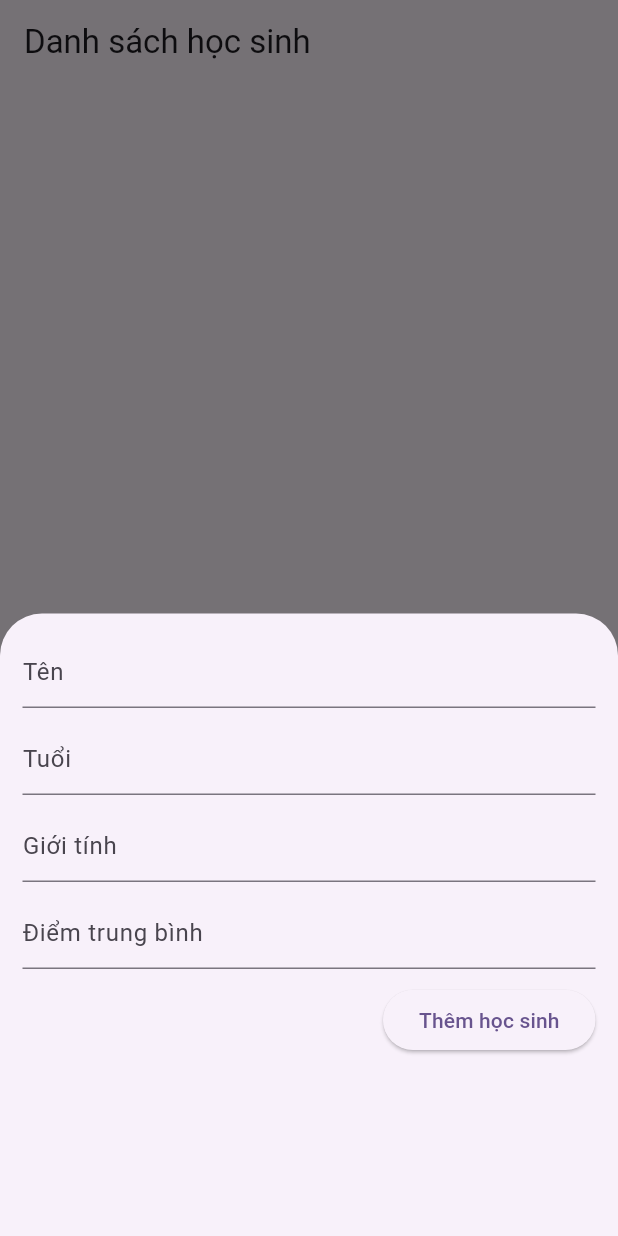
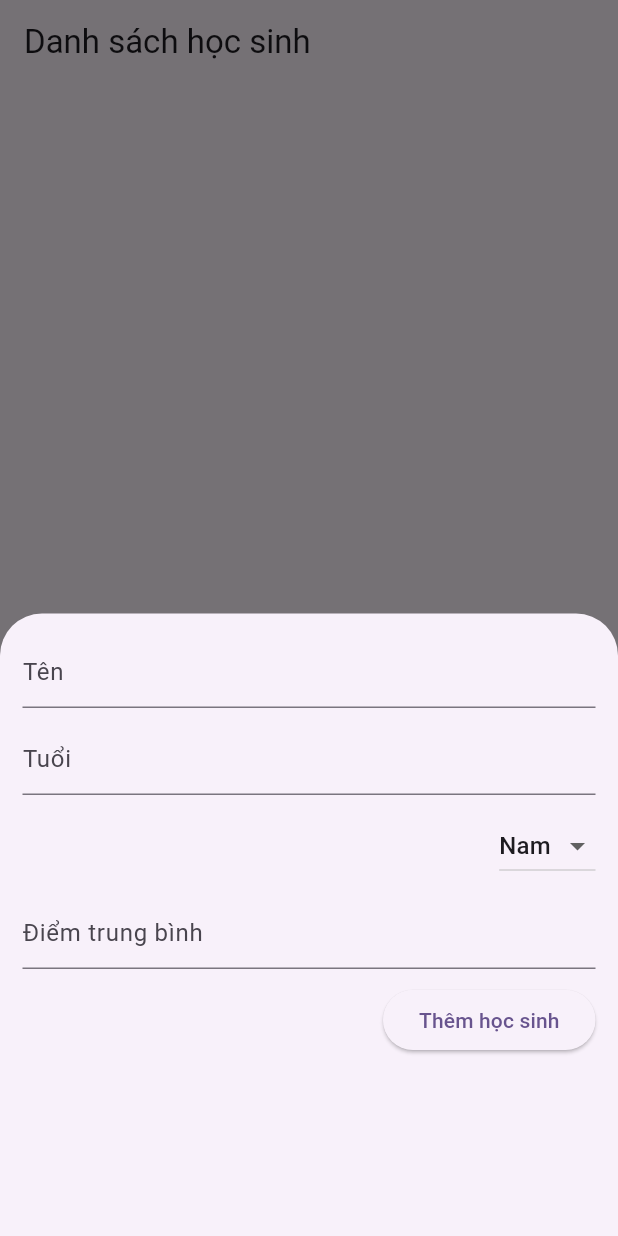
Before and after one commit to tranquanghuy123/StudentList, a Flutter app: the screen it shows after launch, after a tap on the "add" icon, on a phone screen of 412 x 824 dp. Run offline on Flutter 3.47's test engine with Material 3 defaults, Android fonts, the phone set to English and light mode, and no system bars; our stand-ins replace sqflite; accounts and stored records are empty.

```diff
--- a/lib/DatabaseHelper.dart
+++ b/lib/DatabaseHelper.dart
@@ -6,15 +6,9 @@ import 'StudentModel.dart';
 class DatabaseHelper {
 
   static Future<void> createTables(Database database) async {
-    await database.execute("""CREATE TABLE students(
-        studentId INTEGER PRIMARY KEY AUTOINCREMENT NOT NULL,
-        studentName TEXT,
-        studentAge TEXT,
-        studentGender TEXT,
-        studentAverageScore TEXT,
-        createdAt TIMESTAMP NOT NULL DEFAULT CURRENT_TIMESTAMP
-      )
-      """);
+    await database.execute(
+        "CREATE TABLE students (studentId INTEGER PRIMARY KEY AUTOINCREMENT NOT NULL,studentName TEXT, studentAge TEXT, studentGender TEXT, studentAverageScore TEXT,createdAt TIMESTAMP NOT NULL DEFAULT CURRENT_TIMESTAMP)"
+    );
 
       // id: the id of a student
      // studentName, studentAge,studentGender, studentAverageScore : name, age ender, average score of a student
@@ -23,7 +17,7 @@ class DatabaseHelper {
 
   static Future<Database> db() async {
     return openDatabase(
-      'student.db',      version: 1,
+      'student_mtl.db', version: 1,
       onCreate: (Database database, int version) async {
         await createTables(database);
       },
@@ -40,10 +34,9 @@ class DatabaseHelper {
       'studentName': studentName,
       'studentAge': studentAge,
       'studentGender': studentGender,
-      'studentAverageScore': studentAverageScore,
+      'studentAverageScore': studentAverageScore
     };
-    final id = await db.insert('students', data,
-        conflictAlgorithm: ConflictAlgorithm.replace);
+    final id = await db.insert('students', data);
     return id;
   }
 
@@ -83,7 +76,7 @@ class DatabaseHelper {
   }
 
   /// Delete method
-  static Future<void> deleteItem(int studentId) async {
+  static Future<void> deleteItem(int? studentId) async {
     final db = await DatabaseHelper.db();
     try {
       await db.delete("students", where: "studentId = ?", whereArgs: [studentId]);
--- a/lib/Home_Screen.dart
+++ b/lib/Home_Screen.dart
@@ -1,6 +1,5 @@
 import 'package:flutter/material.dart';
 import 'package:studentlist/DatabaseHelper.dart';
-import 'package:studentlist/StudentModel.dart';
 
 class HomePage extends StatefulWidget {
   const HomePage({Key? key}) : super(key: key);
@@ -10,6 +9,14 @@ class HomePage extends StatefulWidget {
 }
 
 class _HomePageState extends State<HomePage> {
+  ///global key
+  final _formKey = GlobalKey<FormState>();
+
+  ///DatabaseHelper
+  final DatabaseHelper dbHelper = DatabaseHelper();
+  String selectedGender = 'Nam';
+
+
   // All students
   List<Map<String, dynamic>> _students = [];
 
@@ -45,7 +52,7 @@ class _HomePageState extends State<HomePage> {
       _students.firstWhere((element) => element['id'] == id);
       _nameController.text = existingStudent['studentName'];
       _ageController.text = existingStudent['studentAge'];
-      _genderController.text = existingStudent['studentGender'];
+      selectedGender = existingStudent['studentGender'];
       _averageScoreController.text = existingStudent['studentAverageScore'];
 
     }
@@ -62,33 +69,81 @@ class _HomePageState extends State<HomePage> {
             // this will prevent the soft keyboard from covering the text fields
             bottom: MediaQuery.of(context).viewInsets.bottom + 120,
           ),
+          child: Form(
+            key: _formKey,
             child: Column(
               mainAxisSize: MainAxisSize.min,
               crossAxisAlignment: CrossAxisAlignment.end,
               children: [
-              TextField(
+                TextFormField(
                   controller: _nameController,
+                  validator: (value) {
+                    if (value == null || value.isEmpty) {
+                      return 'Vui lòng nhập Họ và tên';
+                    } else if (value.length < 2) {
+                      return 'Họ và tên phải có ít nhất 2 kí tự';
+                    } else if (!value.contains(' ') ||
+                        value.contains(RegExp(r'[0-9]'))) {
+                      return 'Họ tên không hợp lệ. Xin vui lòng nhập lại';
+                    } else {
+                      return null;
+                    }
+                  },
+                  keyboardType: TextInputType.text,
                   decoration: const InputDecoration(hintText: 'Tên'),
                 ),
                 const SizedBox(
                   height: 10,
                 ),
-              TextField(
+                TextFormField(
                   controller: _ageController,
+                  validator: (value) {
+                    if (value == null || value.isEmpty) {
+                      return 'Vui lòng nhập tuổi';
+                    } else if (value.length < 1 &&
+                        value.length > 100) {
+                      return 'Số tuổi không hợp lệ. Xin vui lòng nhập lại';
+                    } else {
+                      return null;
+                    }
+                  },
+                  keyboardType: TextInputType.number,
                   decoration: const InputDecoration(hintText: 'Tuổi'),
                 ),
                 const SizedBox(
                   height: 10,
                 ),
-              TextField(
-                controller: _genderController,
-                decoration: const InputDecoration(hintText: 'Giới tính'),
+                DropdownButton<String>(
+                  value: selectedGender,
+                  onChanged: (String? newValue) {
+                    setState(() {
+                      selectedGender = newValue!;
+                    });
+                  },
+                  items: <String>['Nam', 'Nữ', 'Other']
+                      .map<DropdownMenuItem<String>>((String value) {
+                    return DropdownMenuItem<String>(
+                      value: value,
+                      child: Text(value),
+                    );
+                  }).toList(),
                 ),
                 const SizedBox(
                   height: 10,
                 ),
-              TextField(
+                TextFormField(
                   controller: _averageScoreController,
+                  validator: (value) {
+                    if (value == null || value.isEmpty) {
+                      return 'Vui lòng nhập điểm trung bình';
+                    } else if (value.length < 1 &&
+                        value.length > 10) {
+                      return 'Điểm trung bình không hợp lệ. Xin vui lòng nhập lại';
+                    } else {
+                      return null;
+                    }
+                  },
+                  keyboardType: TextInputType.number,
                   decoration: const InputDecoration(hintText: 'Điểm trung bình'),
                 ),
                 const SizedBox(
@@ -108,7 +163,7 @@ class _HomePageState extends State<HomePage> {
                     // Clear the text fields
                     _nameController.text = '';
                     _ageController.text = '';
-                  _genderController.text = '';
+                    selectedGender = '';
                     _averageScoreController.text = '';
                     // Close the bottom sheet
                     Navigator.of(context).pop();
@@ -117,25 +172,26 @@ class _HomePageState extends State<HomePage> {
                 )
               ],
             ),
+          ),
         ));
   }
 
 // Insert a new journal to the database
   Future<void> _addStudent() async {
     await DatabaseHelper.addStudent(
-        _nameController.text, _ageController.text,_genderController.text,_averageScoreController.text);
+        _nameController.text, _ageController.text,selectedGender,_averageScoreController.text);
     _refreshStudents();
   }
 
   // Update an existing journal
   Future<void> _updateStudent(int id) async {
     await DatabaseHelper.updateStudent(id,
-        _nameController.text, _ageController.text,_genderController.text,_averageScoreController.text);
+        _nameController.text, _ageController.text,selectedGender,_averageScoreController.text);
     _refreshStudents();
   }
 
   // Delete an item
-  void _deleteStudent(int id) async {
+  void _deleteStudent(int? id) async {
     await DatabaseHelper.deleteItem(id);
     ScaffoldMessenger.of(context).showSnackBar(const SnackBar(
       content: Text('Xóa học sinh thành công!'),
@@ -159,9 +215,21 @@ class _HomePageState extends State<HomePage> {
           color: Colors.orange[200],
           margin: const EdgeInsets.all(15),
           child: ListTile(
-            isThreeLine: true,
               title: Text(_students[index]['studentName']),
-              subtitle: Text(_students[index]['studentAge'],),
+              subtitle: Column(
+                children: [
+                  Text('Tuổi: ${_students[index]['studentAge']}'
+
+                  ),
+                  Text(
+                      'Giới tính: ${_students[index]['studentGender']}'
+                  ),
+                  Text(
+                      'Điểm trung bình: ${_students[index]['studentAverageScore']}'
+                  ),
+                ],
+              ),
+
               trailing: SizedBox(
                 width: 100,
                 child: Row(
```
Lines whose indentation alone changed are shown as unchanged.
